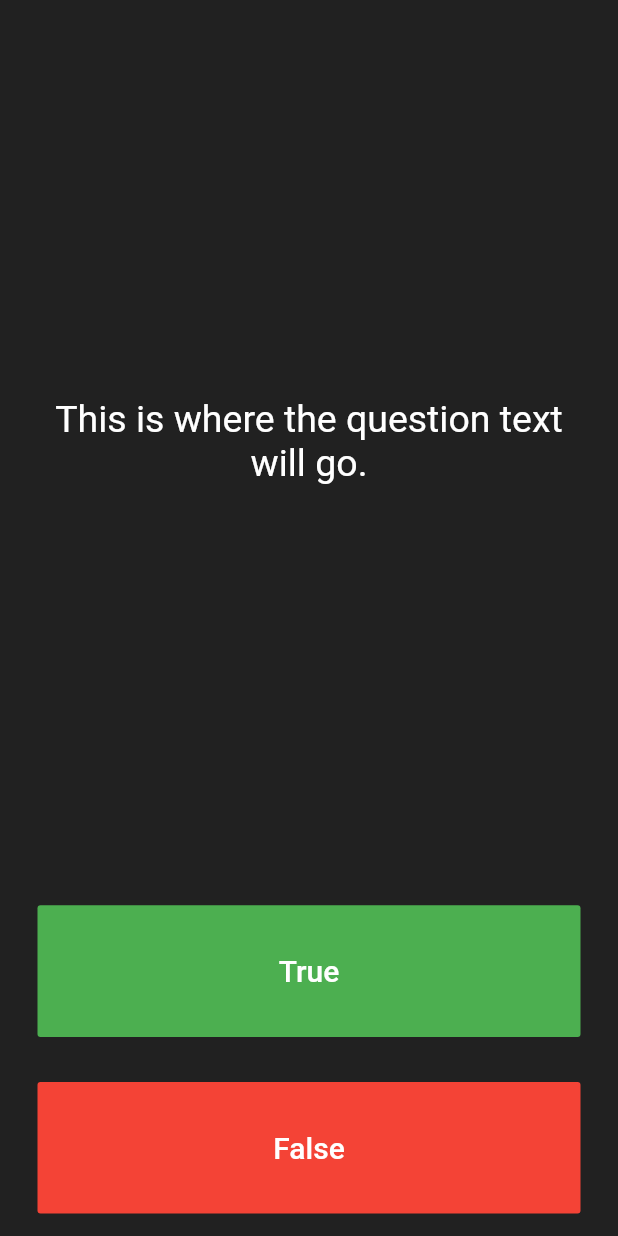
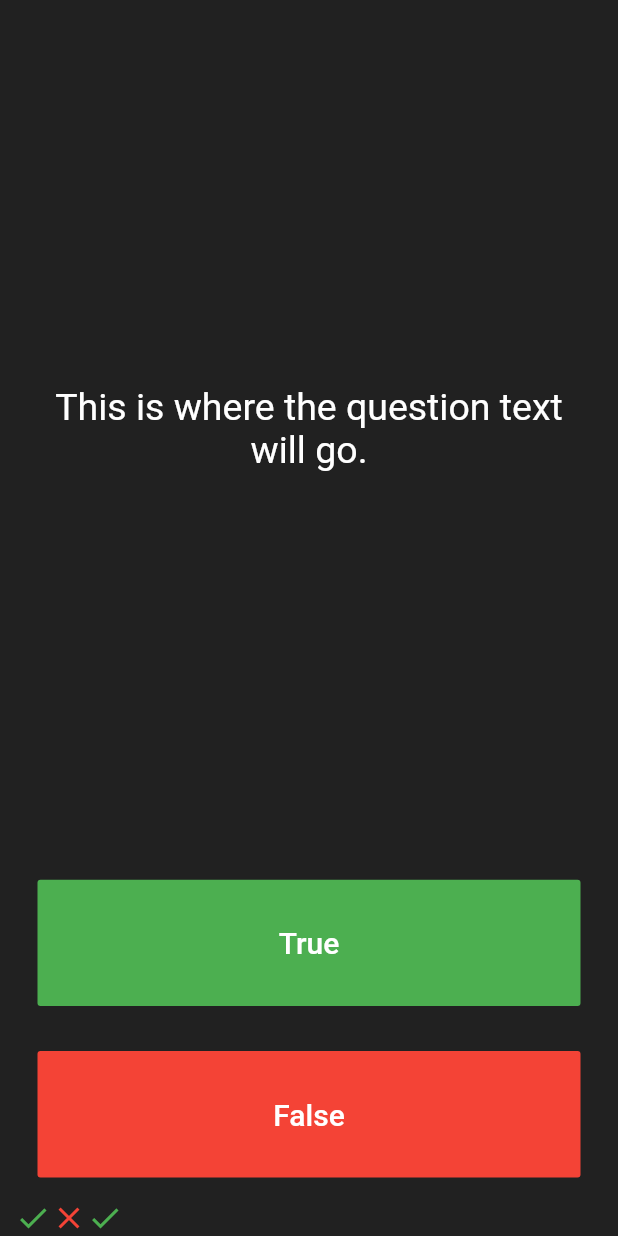
Before and after one commit to JonasLykke7/CompleteFlutterAppDevelopmentBootcampWithDart, a Flutter app: the screen it shows after launch, after a tap on "True", on a phone screen of 412 x 824 dp. Run offline on Flutter 3.47's test engine with Material 2 defaults, Android fonts, the phone set to English and light mode, and no system bars; our stand-ins replace audioplayers.

Commit message:
88
Building a Score Keeper

```diff
--- a/quizzler/lib/main.dart
+++ b/quizzler/lib/main.dart
@@ -25,6 +25,17 @@ class QuizPage extends StatefulWidget {
 }
 
 class _QuizPageState extends State<QuizPage> {
+  List<Icon> scoreKeeper = [
+    Icon(
+      Icons.check,
+      color: Colors.green,
+    ),
+    Icon(
+      Icons.close,
+      color: Colors.red,
+    ),
+  ];
+
   @override
   Widget build(BuildContext context) {
     return Column(
@@ -62,6 +73,14 @@ class _QuizPageState extends State<QuizPage> {
               ),
               onPressed: () {
                 //The user picked true.
+                setState(() {
+                  scoreKeeper.add(
+                    Icon(
+                      Icons.check,
+                      color: Colors.green,
+                    ),
+                  );
+                });
               },
             ),
           ),
@@ -84,7 +103,9 @@ class _QuizPageState extends State<QuizPage> {
             ),
           ),
         ),
-        //TODO: Add a Row here as your score keeper
+        Row(
+          children: scoreKeeper,
+        )
       ],
     );
   }
```
